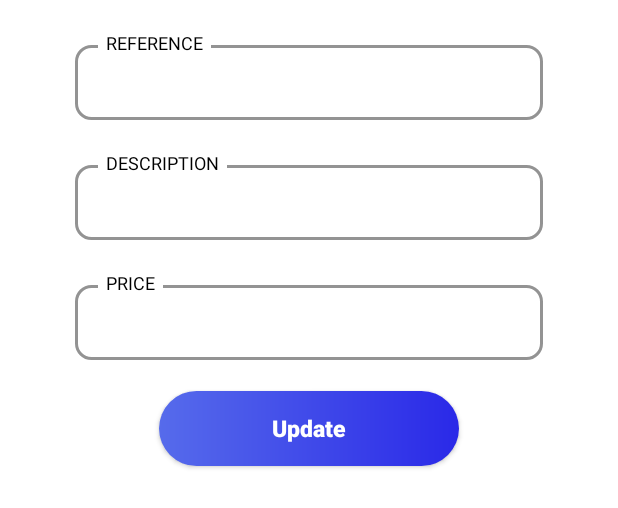
After one commit to ZakariaAitErrami/ManagementSystem, an Android app: the layout update_dialog_marchandise.xml on its own in the app's theme, with its tools: preview values and no code run, on a phone screen of 412 x 824 dp. The commit adds this screen. Shown: the top 508 px of the screen. Run offline under Robolectric (Android 15) with nearby library versions, the phone set to English and light mode, and no system bars.

Commit message:
Update merchandise

```diff
--- a/app/src/main/java/com/example/managementsystem/FragementMenu/MarchandiseFragment.java
+++ b/app/src/main/java/com/example/managementsystem/FragementMenu/MarchandiseFragment.java
@@ -1,9 +1,12 @@
 package com.example.managementsystem.FragementMenu;
 
+import android.app.AlertDialog;
+import android.content.DialogInterface;
 import android.content.Intent;
 import android.os.Bundle;
 
 import androidx.annotation.NonNull;
+import androidx.appcompat.widget.AppCompatButton;
 import androidx.fragment.app.Fragment;
 import androidx.fragment.app.FragmentTransaction;
 import androidx.recyclerview.widget.LinearLayoutManager;
@@ -13,6 +16,7 @@ import android.view.LayoutInflater;
 import android.view.View;
 import android.view.ViewGroup;
 import android.widget.Button;
+import android.widget.EditText;
 import android.widget.ProgressBar;
 import android.widget.Toast;
 
@@ -31,7 +35,9 @@ import com.google.firebase.storage.StorageReference;
 import org.w3c.dom.Text;
 
 import java.util.ArrayList;
+import java.util.HashMap;
 import java.util.List;
+import java.util.Map;
 
 
 public class MarchandiseFragment extends Fragment implements ImageAdapter.OnItemClickListener {
@@ -113,7 +119,34 @@ public class MarchandiseFragment extends Fragment implements ImageAdapter.OnItem
 
     @Override
     public void onWhatEverClick(int position) {
-        Toast.makeText(getContext(),"MODIFY Click at position: "+ position,Toast.LENGTH_SHORT).show();
+        //Toast.makeText(getContext(),"MODIFY Click at position: "+ position,Toast.LENGTH_SHORT).show();
+        AlertDialog.Builder mDialog = new AlertDialog.Builder(getContext());
+        LayoutInflater inflater = getLayoutInflater();
+
+
+        View mDialogView = inflater.inflate(R.layout.update_dialog_marchandise,null);
+        mDialog.setView(mDialogView);
+        mDialog.setTitle("Updating");
+        mDialog.show();
+        AppCompatButton btn = mDialogView.findViewById(R.id.update_merchandise);
+        EditText ref = mDialogView.findViewById(R.id.reference_update);
+        EditText price = mDialogView.findViewById(R.id.price_update);
+        EditText des = mDialogView.findViewById(R.id.description_update);
+        Marchandise selectedItem = mUploads.get(position);
+        ref.setText(selectedItem.getReference());
+        price.setText(selectedItem.getPrice());
+        des.setText(selectedItem.getDescription());
+        String selectedKey = selectedItem.getKey();
+        btn.setOnClickListener(new View.OnClickListener() {
+            @Override
+            public void onClick(View v) {
+                mDatabaseRef = FirebaseDatabase.getInstance().getReference("merchandises");
+                mDatabaseRef.child(selectedKey).child("price").setValue(price.getText().toString());
+                mDatabaseRef.child(selectedKey).child("reference").setValue(ref.getText().toString());
+                mDatabaseRef.child(selectedKey).child("description").setValue(des.getText().toString());
+                Toast.makeText(getContext(),"Merchandise data successfully updated",Toast.LENGTH_SHORT).show();
+            }
+        });
     }
 
     @Override
--- /dev/null
+++ b/app/src/main/res/layout/update_dialog_marchandise.xml
@@ -0,0 +1,123 @@
+<?xml version="1.0" encoding="utf-8"?>
+<LinearLayout xmlns:android="http://schemas.android.com/apk/res/android"
+    android:layout_width="match_parent"
+    android:layout_height="match_parent"
+    android:orientation="vertical">
+
+    <RelativeLayout
+        android:layout_width="match_parent"
+        android:layout_height="60dp"
+        android:layout_marginLeft="50dp"
+        android:layout_marginTop="20dp"
+        android:layout_marginRight="50dp">
+
+        <EditText
+            android:id="@+id/reference_update"
+            android:layout_width="match_parent"
+            android:layout_height="50dp"
+            android:layout_marginTop="10dp"
+            android:background="@drawable/bg_edt"
+            android:gravity="center_vertical"
+            android:inputType="text"
+            android:maxLines="1"
+            android:paddingLeft="20dp"
+            android:textSize="18sp" />
+
+        <TextView
+            android:layout_width="wrap_content"
+            android:layout_height="wrap_content"
+            android:layout_marginLeft="15dp"
+            android:background="#fff"
+            android:paddingLeft="5dp"
+            android:paddingRight="5dp"
+            android:text="Reference"
+            android:textAllCaps="true"
+            android:textColor="#000"
+            android:textSize="12sp" />
+    </RelativeLayout>
+
+    <RelativeLayout
+        android:layout_width="match_parent"
+        android:layout_height="60dp"
+        android:layout_marginLeft="50dp"
+        android:layout_marginTop="20dp"
+        android:layout_marginRight="50dp">
+
+        <EditText
+            android:id="@+id/description_update"
+            android:layout_width="match_parent"
+            android:layout_height="50dp"
+            android:layout_marginTop="10dp"
+            android:background="@drawable/bg_edt"
+            android:gravity="center_vertical"
+            android:inputType="text"
+            android:maxLines="1"
+            android:paddingLeft="20dp"
+            android:textSize="18sp" />
+
+        <TextView
+            android:layout_width="wrap_content"
+            android:layout_height="wrap_content"
+            android:layout_marginLeft="15dp"
+            android:background="#fff"
+            android:paddingLeft="5dp"
+            android:paddingRight="5dp"
+            android:text="Description"
+            android:textAllCaps="true"
+            android:textColor="#000"
+            android:textSize="12sp" />
+    </RelativeLayout>
+
+    <RelativeLayout
+        android:layout_width="match_parent"
+        android:layout_height="60dp"
+        android:layout_marginLeft="50dp"
+        android:layout_marginTop="20dp"
+        android:layout_marginRight="50dp">
+
+        <EditText
+            android:id="@+id/price_update"
+            android:layout_width="match_parent"
+            android:layout_height="50dp"
+            android:layout_marginTop="10dp"
+            android:background="@drawable/bg_edt"
+            android:gravity="center_vertical"
+            android:inputType="text"
+            android:maxLines="1"
+            android:paddingLeft="20dp"
+            android:textSize="18sp" />
+
+        <TextView
+            android:layout_width="wrap_content"
+            android:layout_height="wrap_content"
+            android:layout_marginLeft="15dp"
+            android:background="#fff"
+            android:paddingLeft="5dp"
+            android:paddingRight="5dp"
+            android:text="Price"
+            android:textAllCaps="true"
+            android:textColor="#000"
+            android:textSize="12sp" />
+    </RelativeLayout>
+
+    <RelativeLayout
+        android:layout_width="match_parent"
+        android:layout_height="wrap_content"
+        android:layout_marginTop="15dp">
+
+        <androidx.appcompat.widget.AppCompatButton
+            android:id="@+id/update_merchandise"
+            android:layout_width="200dp"
+            android:layout_height="50dp"
+            android:layout_centerHorizontal="true"
+            android:layout_margin="5dp"
+            android:layout_marginTop="50dp"
+            android:layout_marginBottom="16dp"
+            android:background="@drawable/bg_btn"
+            android:text="Update"
+            android:textAllCaps="false"
+            android:textColor="#fff"
+            android:textSize="15sp"
+            android:textStyle="bold" />
+    </RelativeLayout>
+</LinearLayout>
```
